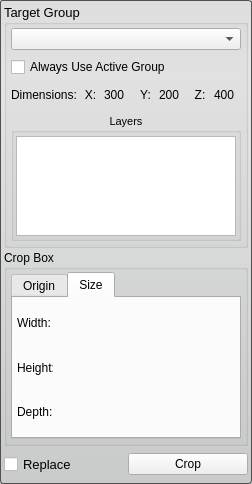
Old version of the form Interface/ToolInterface/CropToolInterface.ui in the repository jessdtate/Seg3D.
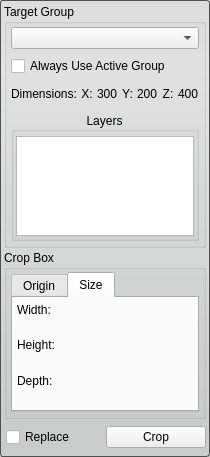
New version of the form. The open tabs and pages were chosen to show the change. Custom widgets are drawn as their Qt base class.

Commit message: updates to all of the tool ui's.  moved adding the sliderspinnercombo's to the .ui files.

The edit to the form file:
```diff
--- a/Interface/ToolInterface/CropToolInterface.ui
+++ b/Interface/ToolInterface/CropToolInterface.ui
@@ -6,8 +6,8 @@
    <rect>
     <x>0</x>
     <y>0</y>
-    <width>252</width>
-    <height>484</height>
+    <width>210</width>
+    <height>457</height>
    </rect>
   </property>
   <property name="sizePolicy">
@@ -53,23 +53,6 @@
    </property>
    <item>
     <widget class="QGroupBox" name="target_groupbox_">
-     <property name="sizePolicy">
-      <sizepolicy hsizetype="Preferred" vsizetype="Fixed">
-       <horstretch>0</horstretch>
-       <verstretch>0</verstretch>
-      </sizepolicy>
-     </property>
-     <property name="minimumSize">
-      <size>
-       <width>0</width>
-       <height>194</height>
-      </size>
-     </property>
-     <property name="font">
-      <font>
-       <pointsize>10</pointsize>
-      </font>
-     </property>
      <property name="title">
       <string>Target Group</string>
      </property>
@@ -136,10 +119,28 @@
        </widget>
       </item>
       <item>
-       <widget class="QCheckBox" name="use_active_group_">
-        <property name="text">
-         <string>Always Use Active Group</string>
+       <widget class="QWidget" name="widget_3" native="true">
+        <property name="minimumSize">
+         <size>
+          <width>0</width>
+          <height>20</height>
+         </size>
         </property>
+        <layout class="QHBoxLayout" name="horizontalLayout">
+         <property name="spacing">
+          <number>0</number>
+         </property>
+         <property name="margin">
+          <number>0</number>
+         </property>
+         <item>
+          <widget class="QCheckBox" name="use_active_group_">
+           <property name="text">
+            <string>Always Use Active Group</string>
+           </property>
+          </widget>
+         </item>
+        </layout>
        </widget>
       </item>
       <item>
@@ -235,11 +236,6 @@
       </item>
       <item>
        <widget class="QGroupBox" name="groupBox">
-        <property name="font">
-         <font>
-          <pointsize>8</pointsize>
-         </font>
-        </property>
         <property name="title">
          <string>Layers</string>
         </property>
@@ -341,7 +337,7 @@
          <enum>QTabWidget::Rounded</enum>
         </property>
         <property name="currentIndex">
-         <number>0</number>
+         <number>1</number>
         </property>
         <property name="elideMode">
          <enum>Qt::ElideNone</enum>
@@ -365,7 +361,7 @@
           </property>
           <item>
            <widget class="QWidget" name="widget" native="true">
-            <layout class="QVBoxLayout" name="start_x_layout_">
+            <layout class="QVBoxLayout" name="verticalLayout_10">
              <property name="spacing">
               <number>2</number>
              </property>
@@ -374,29 +370,20 @@
              </property>
              <item>
               <widget class="QLabel" name="x_label_">
-               <property name="minimumSize">
-                <size>
-                 <width>36</width>
-                 <height>0</height>
-                </size>
-               </property>
-               <property name="maximumSize">
-                <size>
-                 <width>36</width>
-                 <height>16777215</height>
-                </size>
-               </property>
                <property name="text">
                 <string>X:</string>
                </property>
               </widget>
              </item>
+             <item>
+              <widget class="QtUtils::QtSliderDoubleCombo" name="crop_origin_x_" native="true"/>
+             </item>
             </layout>
            </widget>
           </item>
           <item>
            <widget class="QWidget" name="widget_2" native="true">
-            <layout class="QVBoxLayout" name="start_y_layout_">
+            <layout class="QVBoxLayout" name="verticalLayout_11">
              <property name="spacing">
               <number>2</number>
              </property>
@@ -405,29 +392,20 @@
              </property>
              <item>
               <widget class="QLabel" name="y_label_">
-               <property name="minimumSize">
-                <size>
-                 <width>36</width>
-                 <height>0</height>
-                </size>
-               </property>
-               <property name="maximumSize">
-                <size>
-                 <width>36</width>
-                 <height>16777215</height>
-                </size>
-               </property>
                <property name="text">
                 <string>Y:</string>
                </property>
               </widget>
              </item>
+             <item>
+              <widget class="QtUtils::QtSliderDoubleCombo" name="crop_origin_y_" native="true"/>
+             </item>
             </layout>
            </widget>
           </item>
           <item>
            <widget class="QWidget" name="widget_5" native="true">
-            <layout class="QVBoxLayout" name="start_z_layout_">
+            <layout class="QVBoxLayout" name="verticalLayout_12">
              <property name="spacing">
               <number>2</number>
              </property>
@@ -436,23 +414,14 @@
              </property>
              <item>
               <widget class="QLabel" name="z_label_">
-               <property name="minimumSize">
-                <size>
-                 <width>36</width>
-                 <height>0</height>
-                </size>
-               </property>
-               <property name="maximumSize">
-                <size>
-                 <width>36</width>
-                 <height>16777215</height>
-                </size>
-               </property>
                <property name="text">
                 <string>Z:</string>
                </property>
               </widget>
              </item>
+             <item>
+              <widget class="QtUtils::QtSliderDoubleCombo" name="crop_origin_z_" native="true"/>
+             </item>
             </layout>
            </widget>
           </item>
@@ -477,7 +446,7 @@
           </property>
           <item>
            <widget class="QWidget" name="widget_6" native="true">
-            <layout class="QVBoxLayout" name="size_x_layout_">
+            <layout class="QVBoxLayout" name="verticalLayout_2">
              <property name="spacing">
               <number>2</number>
              </property>
@@ -486,29 +455,20 @@
              </property>
              <item>
               <widget class="QLabel" name="width_label_">
-               <property name="minimumSize">
-                <size>
-                 <width>36</width>
-                 <height>0</height>
-                </size>
-               </property>
-               <property name="maximumSize">
-                <size>
-                 <width>36</width>
-                 <height>16777215</height>
-                </size>
-               </property>
                <property name="text">
                 <string>Width:</string>
                </property>
               </widget>
              </item>
+             <item>
+              <widget class="QtUtils::QtSliderDoubleCombo" name="crop_width_" native="true"/>
+             </item>
             </layout>
            </widget>
           </item>
           <item>
            <widget class="QWidget" name="widget_7" native="true">
-            <layout class="QVBoxLayout" name="size_y_layout_">
+            <layout class="QVBoxLayout" name="verticalLayout_8">
              <property name="spacing">
               <number>2</number>
              </property>
@@ -517,29 +477,20 @@
              </property>
              <item>
               <widget class="QLabel" name="height_label_">
-               <property name="minimumSize">
-                <size>
-                 <width>36</width>
-                 <height>0</height>
-                </size>
-               </property>
-               <property name="maximumSize">
-                <size>
-                 <width>36</width>
-                 <height>16777215</height>
-                </size>
-               </property>
                <property name="text">
                 <string>Height:</string>
                </property>
               </widget>
              </item>
+             <item>
+              <widget class="QtUtils::QtSliderDoubleCombo" name="crop_height_" native="true"/>
+             </item>
             </layout>
            </widget>
           </item>
           <item>
            <widget class="QWidget" name="widget_8" native="true">
-            <layout class="QVBoxLayout" name="size_z_layout_">
+            <layout class="QVBoxLayout" name="verticalLayout_9">
              <property name="spacing">
               <number>2</number>
              </property>
@@ -548,23 +499,14 @@
              </property>
              <item>
               <widget class="QLabel" name="depth_label_">
-               <property name="minimumSize">
-                <size>
-                 <width>36</width>
-                 <height>0</height>
-                </size>
-               </property>
-               <property name="maximumSize">
-                <size>
-                 <width>36</width>
-                 <height>16777215</height>
-                </size>
-               </property>
                <property name="text">
                 <string>Depth:</string>
                </property>
               </widget>
              </item>
+             <item>
+              <widget class="QtUtils::QtSliderDoubleCombo" name="crop_depth_" native="true"/>
+             </item>
             </layout>
            </widget>
           </item>
@@ -591,9 +533,18 @@
      </property>
      <layout class="QHBoxLayout" name="horizontalLayout_5" stretch="1,1">
       <property name="spacing">
-       <number>4</number>
+       <number>0</number>
       </property>
-      <property name="margin">
+      <property name="leftMargin">
+       <number>2</number>
+      </property>
+      <property name="topMargin">
+       <number>0</number>
+      </property>
+      <property name="rightMargin">
+       <number>0</number>
+      </property>
+      <property name="bottomMargin">
        <number>0</number>
       </property>
       <item>
@@ -604,23 +555,6 @@
           <verstretch>0</verstretch>
          </sizepolicy>
         </property>
-        <property name="minimumSize">
-         <size>
-          <width>0</width>
-          <height>32</height>
-         </size>
-        </property>
-        <property name="maximumSize">
-         <size>
-          <width>16777215</width>
-          <height>32</height>
-         </size>
-        </property>
-        <property name="font">
-         <font>
-          <pointsize>10</pointsize>
-         </font>
-        </property>
         <property name="toolTip">
          <string>Check this box to replace the current layer with the cropped one</string>
         </property>
@@ -647,6 +581,14 @@
    </item>
   </layout>
  </widget>
+ <customwidgets>
+  <customwidget>
+   <class>QtUtils::QtSliderDoubleCombo</class>
+   <extends>QWidget</extends>
+   <header location="global">QtUtils/Widgets/QtSliderDoubleCombo.h</header>
+   <container>1</container>
+  </customwidget>
+ </customwidgets>
  <resources/>
  <connections/>
 </ui>
```
The commit also changes 55 other files.
